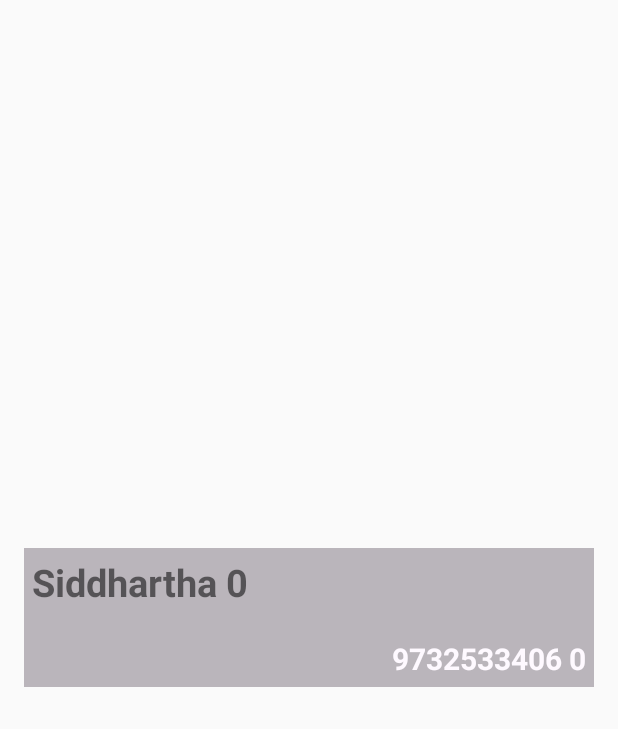
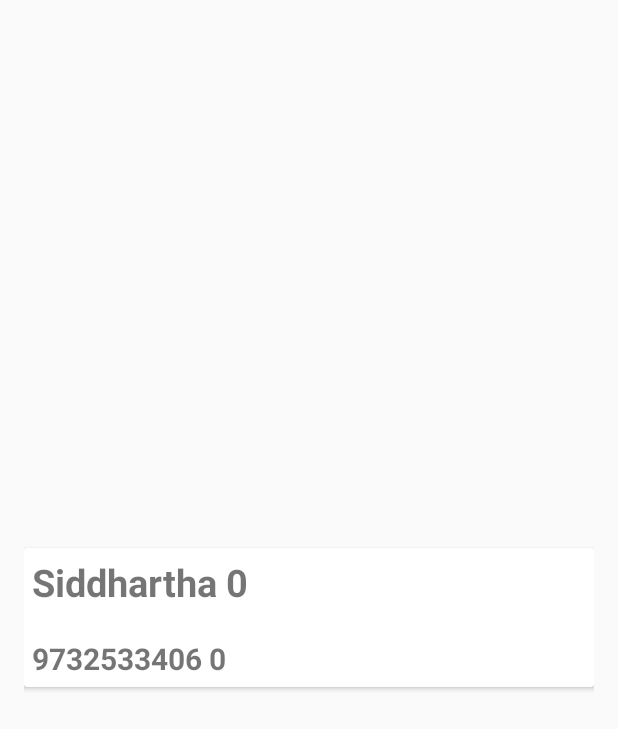
Before and after one commit to Siddharha/Recyclear_View, an Android app: the screen it shows after launch (MainActivity), on a phone screen of 412 x 824 dp. Shown: the top 729 px of the screen. Run offline under Robolectric (Android 15) with nearby library versions, the phone set to English and light mode, and no system bars.

Commit message:
Change_@2

```diff
--- a/app/src/main/java/com/recycleapp/activities/MainActivity.java
+++ b/app/src/main/java/com/recycleapp/activities/MainActivity.java
@@ -57,6 +57,7 @@ public class MainActivity extends AppCompatActivity {
             item.setPhone_number("9732533406 " + i);
             list.add(item);
         }
+
     }
     @Override
     public boolean onCreateOptionsMenu(Menu menu) {
--- a/app/src/main/res/layout/list_layout.xml
+++ b/app/src/main/res/layout/list_layout.xml
@@ -4,12 +4,19 @@
     android:orientation="vertical"
     android:gravity="center">
 
+    <android.support.v7.widget.CardView
+        android:layout_width="wrap_content"
+        android:layout_height="wrap_content"
+        android:id="@+id/view"
+        android:layout_gravity="center_horizontal"
+        android:layout_marginTop="5dp"
+        android:layout_marginBottom="5dp">
     <RelativeLayout
         android:layout_width="match_parent"
         android:layout_height="wrap_content"
         android:layout_gravity="center_horizontal"
-        android:background="#bab5bb"
-        android:padding="5dp">
+        android:padding="5dp"
+        android:elevation="10dp">
 
         <TextView
             android:layout_width="wrap_content"
@@ -32,10 +39,11 @@
             android:layout_alignStart="@+id/textView"
             android:layout_marginTop="20dp"
             android:phoneNumber="true"
-            android:textColor="#fef9ff"
             android:textStyle="bold"
             android:textSize="20sp"
-            android:elegantTextHeight="true"
-            android:gravity="right" />
+            android:elegantTextHeight="true" />
     </RelativeLayout>
+
+    </android.support.v7.widget.CardView>
+
 </LinearLayout>
```
